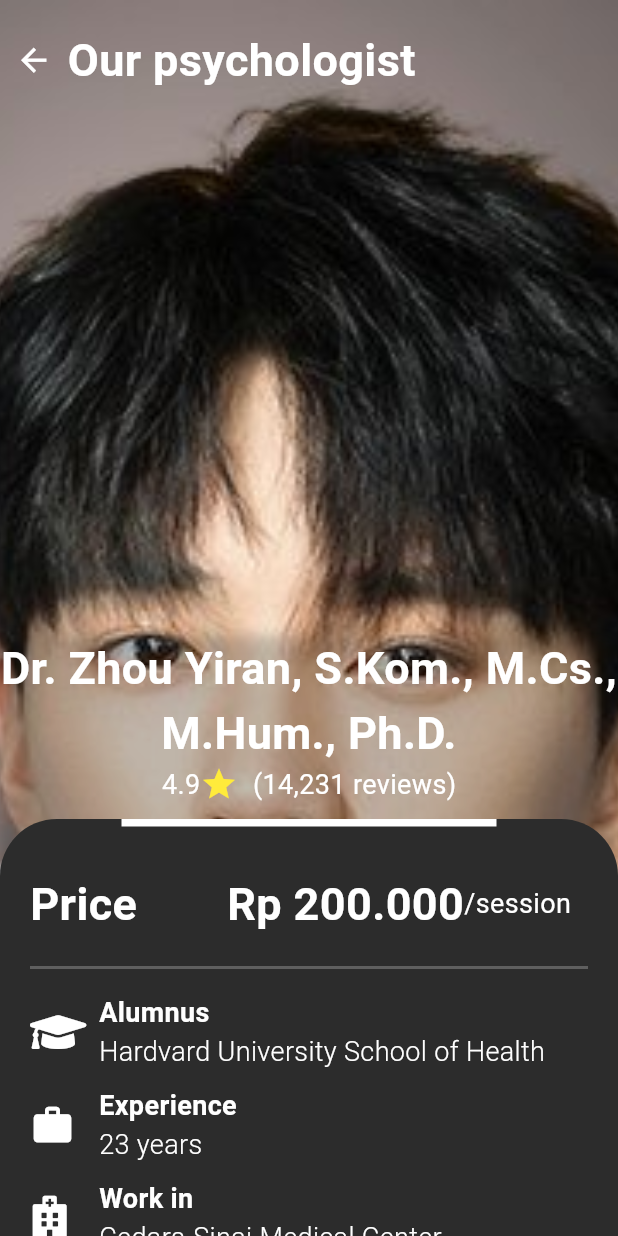
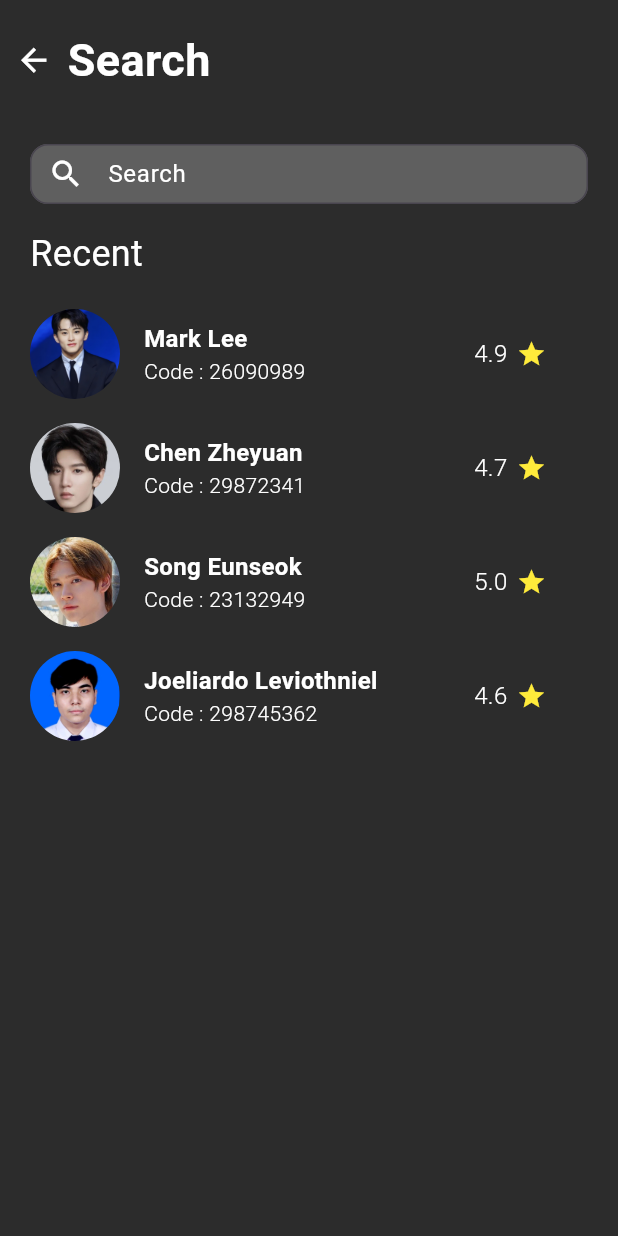
Before and after one commit to diandrakina/selamat_application, a Flutter app: the screen it shows after launch, on a phone screen of 412 x 824 dp. Run offline on Flutter 3.47's test engine with Material 3 defaults, Android fonts, the phone set to English and light mode, and no system bars; drawn by our look-alikes of sliding_up_panel; our stand-ins replace cached_network_image, carousel_slider, fl_chart, flutter_svg, font_awesome_flutter, numberpicker; Roboto replaces fonts that are missing (SamsungSans).

Commit message:
Diandra - Search Discover Page

```diff
--- a/lib/main.dart
+++ b/lib/main.dart
@@ -4,6 +4,7 @@ import 'package:flutter/scheduler.dart';
 import 'package:selamat_application/pages/discovery_page/featuredHabitsPage.dart';
 import 'package:selamat_application/pages/discovery_page/habitPage.dart';
 import 'package:selamat_application/pages/discovery_page/psychologistDetailPage.dart';
+import 'package:selamat_application/pages/discovery_page/searchDiscoverPage.dart';
 // LOGIN
 import 'package:selamat_application/pages/login_page/loginPage.dart';
 import 'package:selamat_application/pages/login_page/createUsernamePage.dart';
@@ -69,7 +70,8 @@ class MyApp extends StatelessWidget {
       // ),
       theme: new ThemeData(scaffoldBackgroundColor: AppColors.bgDarkMode),
       debugShowCheckedModeBanner: false,
-        home: PsychologistDetailPage());
+      home: SearchDiscoverPage(),
+    );
   }
 }
 
--- a/lib/pages/discovery_page/discoveryPage.dart
+++ b/lib/pages/discovery_page/discoveryPage.dart
@@ -3,6 +3,7 @@ import 'package:flutter/material.dart';
 import 'package:font_awesome_flutter/font_awesome_flutter.dart';
 import 'package:selamat_application/styles/styles.dart';
 import 'package:selamat_application/widget/navbar.dart';
+import 'package:selamat_application/widget/searchBar.dart';
 import 'package:selamat_application/widget/widget_discovery/container_habits.dart';
 import 'package:selamat_application/widget/widget_discovery/container_profile_psikolog.dart';
 
@@ -50,33 +51,7 @@ class _DiscoveryPageState extends State<DiscoveryPage> {
                 SizedBox(
                   height: 20,
                 ),
-                Container(
-                  height: 30,
-                  width: 350,
-                  decoration: BoxDecoration(
-                    color: AppColors.activeCalendar,
-                    borderRadius: BorderRadius.circular(12),
-                  ),
-                  child: Row(
-                    children: [
-                      SizedBox(
-                        width: 13,
-                      ),
-                      FaIcon(
-                        FontAwesomeIcons.search,
-                        size: 18,
-                        color: AppColors.white,
-                      ),
-                      SizedBox(
-                        width: 10,
-                      ),
-                      Text(
-                        "Search",
-                        style: TextStyles.regular_14,
-                      )
-                    ],
-                  ),
-                ),
+                CustomSearchBar(),
                 SizedBox(
                   height: 30,
                 ),
--- a/lib/pages/discovery_page/habitPage.dart
+++ b/lib/pages/discovery_page/habitPage.dart
@@ -2,6 +2,7 @@ import 'package:flutter/material.dart';
 import 'package:font_awesome_flutter/font_awesome_flutter.dart';
 import 'package:selamat_application/styles/styles.dart';
 import 'package:selamat_application/widget/navbar.dart';
+import 'package:selamat_application/widget/searchBar.dart';
 import 'package:selamat_application/widget/widget_login_register/customElevatedButton.dart';
 import 'package:carousel_slider/carousel_slider.dart';
 
@@ -51,33 +52,7 @@ class _HabitPageState extends State<HabitPage> {
                 ),
 
                 //BOX SEARCH
-                Container(
-                  height: 30,
-                  width: 350,
-                  decoration: BoxDecoration(
-                    color: AppColors.activeCalendar,
-                    borderRadius: BorderRadius.circular(12),
-                  ),
-                  child: Row(
-                    children: [
-                      SizedBox(
-                        width: 13,
-                      ),
-                      FaIcon(
-                        FontAwesomeIcons.search,
-                        size: 18,
-                        color: AppColors.white,
-                      ),
-                      SizedBox(
-                        width: 10,
-                      ),
-                      Text(
-                        "Search",
-                        style: TextStyles.regular_14,
-                      )
-                    ],
-                  ),
-                ),
+                CustomSearchBar(),
                 SizedBox(
                   height: 16,
                 ),
--- /dev/null
+++ b/lib/pages/discovery_page/searchDiscoverPage.dart
@@ -0,0 +1,158 @@
+import 'package:flutter/material.dart';
+import 'package:font_awesome_flutter/font_awesome_flutter.dart';
+import 'package:selamat_application/styles/styles.dart';
+import 'package:selamat_application/widget/searchBar.dart';
+
+class SearchDiscoverPage extends StatefulWidget {
+  const SearchDiscoverPage({super.key});
+
+  @override
+  State<SearchDiscoverPage> createState() => _SearchDiscoverPageState();
+}
+
+class _SearchDiscoverPageState extends State<SearchDiscoverPage> {
+  @override
+  Widget build(BuildContext context) {
+    return SafeArea(
+        child: Scaffold(
+      appBar: AppBar(
+        toolbarHeight: 80,
+        leadingWidth: double.maxFinite,
+        leading: Container(
+          color: AppColors.bgDarkMode,
+          child: Row(
+            children: [
+              Padding(padding: EdgeInsets.all(5)),
+              FaIcon(
+                Icons.arrow_back,
+                color: AppColors.white,
+                size: 25,
+              ),
+              Padding(padding: EdgeInsets.all(5)),
+              Text(
+                "Search",
+                style: TextStyles.bold_30,
+              ),
+            ],
+          ),
+        ),
+      ),
+
+      //BODY
+      body: Container(
+        padding: EdgeInsets.only(left: 20, right: 20),
+        child: Column(
+          crossAxisAlignment: CrossAxisAlignment.start,
+          children: [
+            Padding(padding: EdgeInsets.all(8)),
+            CustomSearchBar(),
+            Padding(padding: EdgeInsets.all(8)),
+            Text(
+              "Recent",
+              style: TextStyles.medium_24,
+            ),
+            SizedBox(
+              height: 20,
+            ),
+            Psikolog(
+                profilePicture:
+                    'assets/images/discovery_page/psikolog/MarkLee.jpg',
+                name: "Mark Lee",
+                code: "26090989",
+                rating: 4.9),
+            Padding(padding: EdgeInsets.all(8)),
+            Psikolog(
+                profilePicture:
+                    'assets/images/discovery_page/psikolog/ChenZheyuan.jpg',
+                name: "Chen Zheyuan",
+                code: "29872341",
+                rating: 4.7),
+            Padding(padding: EdgeInsets.all(8)),
+            Psikolog(
+                profilePicture:
+                    'assets/images/discovery_page/psikolog/SongEunseok.jpg',
+                name: "Song Eunseok",
+                code: "23132949",
+                rating: 5.0),
+            Padding(padding: EdgeInsets.all(8)),
+            Psikolog(
+                profilePicture:
+                    'assets/images/discovery_page/psikolog/Joel.jpeg',
+                name: "Joeliardo Leviothniel",
+                code: "298745362",
+                rating: 4.6),
+          ],
+        ),
+      ),
+    ));
+  }
+}
+
+class Psikolog extends StatefulWidget {
+  final String profilePicture;
+  final String name;
+  final String code;
+  final double rating;
+  const Psikolog(
+      {Key? key,
+      required this.profilePicture,
+      required this.name,
+      required this.code,
+      required this.rating});
+
+  @override
+  State<Psikolog> createState() => _PsikologState();
+}
+
+class _PsikologState extends State<Psikolog> {
+  @override
+  Widget build(BuildContext context) {
+    return Container(
+      child: Row(
+        children: [
+          Container(
+            height: 60,
+            width: 60,
+            decoration: BoxDecoration(
+              shape: BoxShape.circle,
+              image: DecorationImage(
+                image: AssetImage(widget.profilePicture),
+                fit: BoxFit.cover,
+              ),
+            ),
+          ),
+          Padding(padding: EdgeInsets.all(8)),
+          SizedBox(
+            width: 200,
+            child: Column(
+              crossAxisAlignment: CrossAxisAlignment.start,
+              children: [
+                Text(
+                  widget.name,
+                  style: TextStyles.bold_16,
+                ),
+                Text(
+                  "Code : ${widget.code}",
+                  style: TextStyles.light_14,
+                )
+              ],
+            ),
+          ),
+          Padding(
+            padding: EdgeInsets.only(left: 20),
+          ),
+          Text(
+            "${widget.rating}",
+            style: TextStyles.light_16,
+          ),
+          Padding(padding: EdgeInsets.all(3)),
+          FaIcon(
+            Icons.star,
+            color: Colors.yellow,
+            size: 20,
+          )
+        ],
+      ),
+    );
+  }
+}
--- /dev/null
+++ b/lib/widget/searchBar.dart
@@ -0,0 +1,42 @@
+import 'package:flutter/material.dart';
+import 'package:font_awesome_flutter/font_awesome_flutter.dart';
+import 'package:selamat_application/styles/styles.dart';
+
+class CustomSearchBar extends StatefulWidget {
+  const CustomSearchBar({super.key});
+
+  @override
+  State<CustomSearchBar> createState() => _CustomSearchBarState();
+}
+
+class _CustomSearchBarState extends State<CustomSearchBar> {
+  //VOID BUAT TAMPUNG HISTORY
+  void updateList(String value) {}
+  @override
+  Widget build(BuildContext context) {
+    return SizedBox(
+      height: 40,
+      width: double.maxFinite,
+      child: TextField(
+        style: TextStyles.regular_16,
+        decoration: InputDecoration(
+            filled: true,
+            fillColor: AppColors.activeCalendar,
+            border: OutlineInputBorder(
+              borderRadius: BorderRadius.circular(12),
+            ),
+            hintText: "Search",
+            hintStyle: TextStyles.regular_16,
+            contentPadding: EdgeInsets.symmetric(vertical: 5),
+            prefixIcon: Icon(Icons.search),
+            prefixIconColor: Colors.white),
+      ),
+      // SizedBox(
+      //   height: 20,
+      // ),
+      // Expanded(
+      //   child: ListView(),
+      // ),
+    );
+  }
+}
```
Lines whose indentation alone changed are shown as unchanged.
